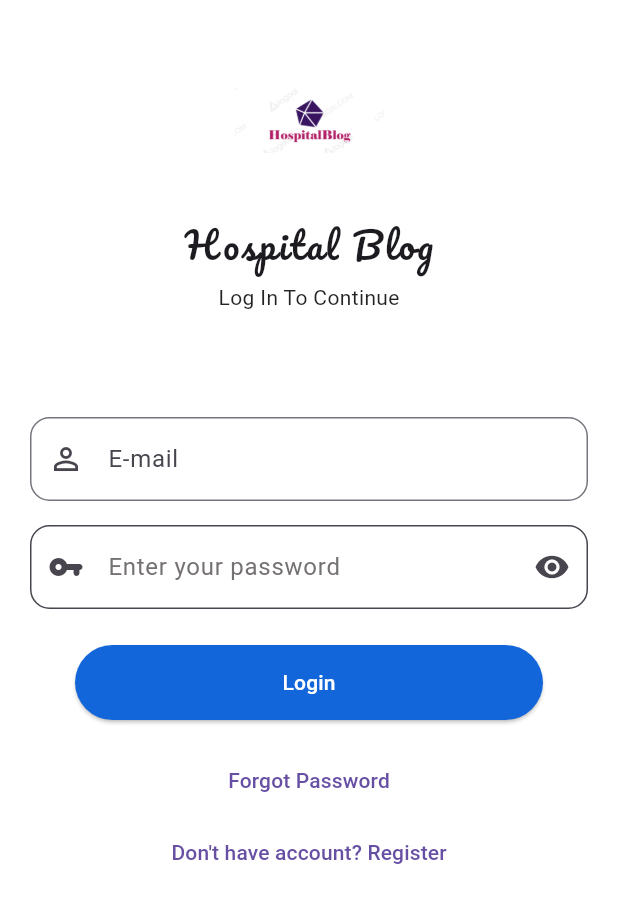
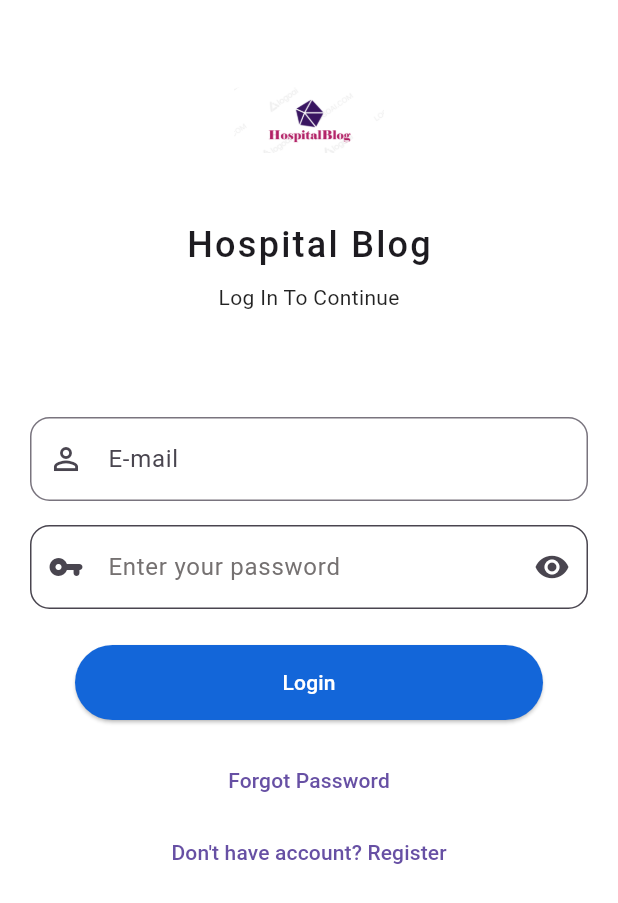
Before and after one commit to hanifuddin15/HospitalBlogApp, a Flutter app: the screen it shows after launch, on a phone screen of 412 x 824 dp. Shown: the top 903 px of the screen. Run offline on Flutter 3.47's test engine with Material 3 defaults, Android fonts, the light colour scheme and no system bars; drawn by our look-alikes of upgrader; our stand-ins replace get, google_fonts, image_picker, shared_preferences; missing offline and left inert: colorful_circular_progress_indicator; network calls fail.

Commit message:
update mainfest

```diff
--- a/hospital_blog_app/lib/screens/login_screen.dart
+++ b/hospital_blog_app/lib/screens/login_screen.dart
@@ -51,7 +51,7 @@ class Login extends StatelessWidget {
                           height: 16,
                         ),
                         Text("Hospital Blog".tr,
-                          style: GoogleFonts.pacifico(
+                          style: GoogleFonts.roboto(
                               fontWeight: FontWeight.w500,fontSize: 24,
                             letterSpacing: 1.5
                           ),),
```
Also changed, not shown: 3 other files.
